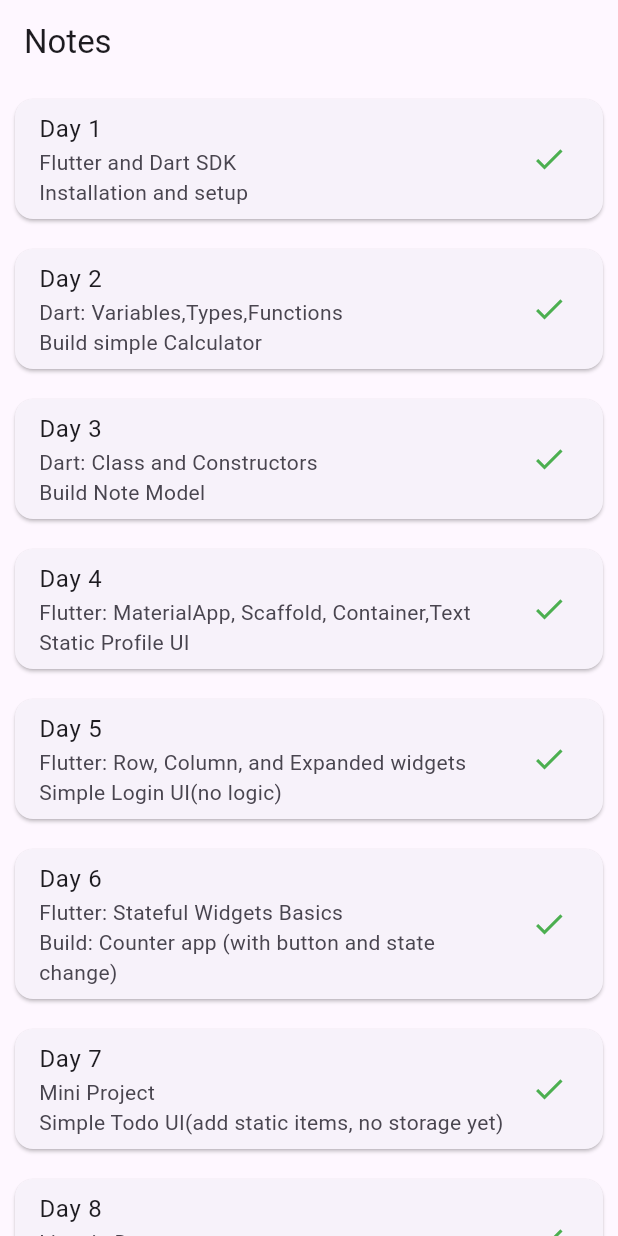
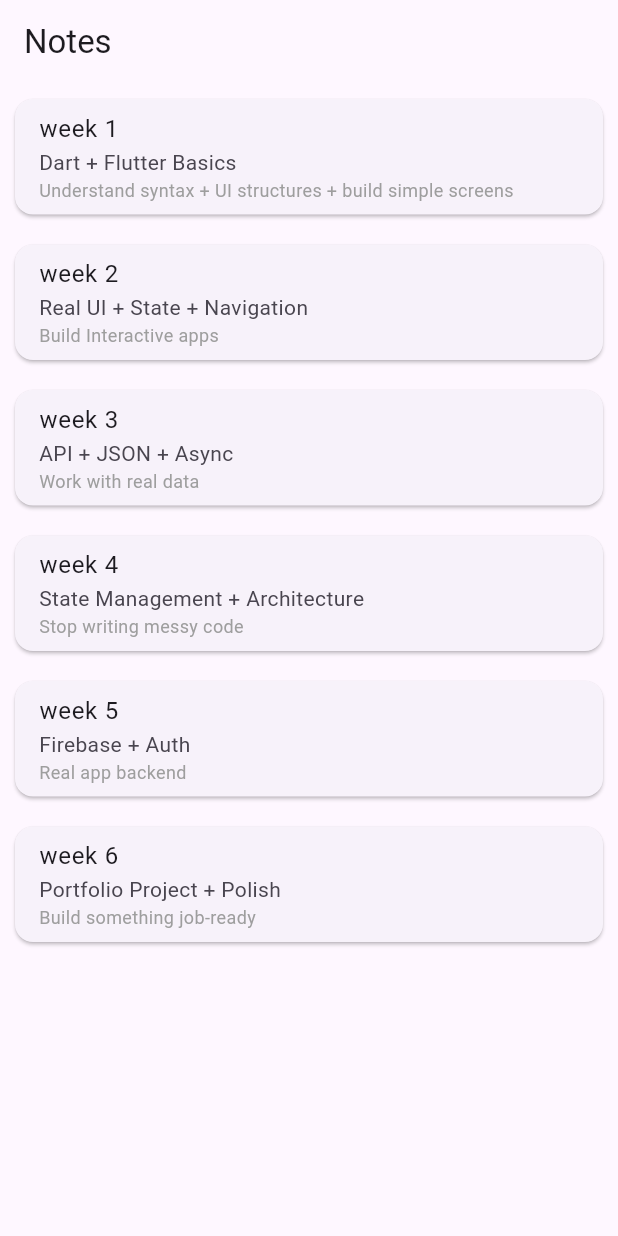
Before and after one commit to Dnissingle/my-flutter-app-notes, a Flutter app: the screen it shows after launch, on a phone screen of 412 x 824 dp. Run offline on Flutter 3.47's test engine with Material 3 defaults, Android fonts, the phone set to English and light mode, and no system bars.

Commit message:
improved with new learning

```diff
--- a/lib/main.dart
+++ b/lib/main.dart
@@ -1,151 +1,73 @@
 import 'package:flutter/material.dart';
-
+import 'package:note_model/todoweek1.dart';
+import 'package:note_model/week.dart';
 void main() {
-  runApp(MyApp());
-}
-
-class Note {
-  String title;
-  String description;
-  bool isCompleted;
-  String toBuild;
-  int? estimatedTime;
-
-  Note(
-      {
-        required this.title,
-        required this.description,
-        required this.isCompleted,
-        required this.toBuild,
-        this.estimatedTime,
-      });
-
+  runApp(const MyApp());
 }
 
 class MyApp extends StatelessWidget {
-  List<Note> notes = [Note(
-      title: 'Day 1',
-      description: 'Flutter and Dart SDK',
-      isCompleted: true,
-      toBuild: 'Installation and setup',
-      estimatedTime: 2
+  const MyApp({super.key});
+
+  // This widget is the root of your application.
+  @override
+  Widget build(BuildContext context) {
+    return MaterialApp(
+      title: 'Flutter Demo',
+      theme: ThemeData(
+        colorScheme: .fromSeed(seedColor: Colors.deepPurple),
       ),
-    Note(
-        title: 'Day 2',
-        description: 'Dart: Variables,Types,Functions',
-        isCompleted: true,
-        toBuild: 'Build simple Calculator',
-        estimatedTime: 2
-    ),
-    Note(
-      title: 'Day 3',
-      description: 'Dart: Class and Constructors',
-      isCompleted: true,
-      toBuild: 'Build Note Model',
-    ),
-    Note(
-        title: 'Day 4',
-        description: 'Flutter: MaterialApp, Scaffold, Container,Text',
-        toBuild: 'Static Profile UI',
-        isCompleted: true,
-        estimatedTime: 2
-    ),
-    Note(
-        title: 'Day 5',
-        description: 'Flutter: Row, Column, and Expanded widgets',
-        isCompleted: true,
-        toBuild: 'Simple Login UI(no logic)',
-        estimatedTime: 2
-    ),
-    Note(
-        title: 'Day 6',
-        description: 'Flutter: Stateful Widgets Basics',
-        isCompleted: true,
-        toBuild: 'Build: Counter app (with button and state change)',
-        estimatedTime: 2
-    ),
-    Note(
-        title: 'Day 7',
-        description: 'Mini Project',
-        isCompleted: true,
-        toBuild: 'Simple Todo UI(add static items, no storage yet)',
-        estimatedTime: 2
-    ),
-  Note(
-  title: 'Day 8',
-  description: 'Lists in Dart',
-  isCompleted: true,
-  toBuild: 'Build: dynamic list in flutter',
-  estimatedTime: 2
-  ),
-  // Note(
-  // title: 'Day 2',
-  // description: 'Dart: Variables,Types,Functions',
-  // isCompleted: true,
-  // toBuild: 'Build simple Calculator',
-  // estimatedTime: 2
-  // ),
-  // Note(
-  // title: 'Day 3',
-  // description: 'Dart: Class and Constructors',
-  // isCompleted: true,
-  // toBuild: 'Build Note Model',
-  // ),
-  // Note(
-  // title: 'Day 4',
-  // description: 'Flutter: MaterialApp, Scaffold, Container,Text',
-  // toBuild: 'Static Profile UI',
-  // isCompleted: true,
-  // estimatedTime: 2
-  // ),
-  // Note(
-  // title: 'Day 5',
-  // description: 'Flutter: Row, Column, and Expanded widgets',
-  // isCompleted: true,
-  // toBuild: 'Simple Login UI(no logic)',
-  // estimatedTime: 2
-  // ),
-  // Note(
-  // title: 'Day 6',
-  // description: 'Flutter: Stateful Widgets Basics',
-  // isCompleted: true,
-  // toBuild: 'Build: Counter app (with button and state change)',
-  // estimatedTime: 2
-  // ),
-  // Note(
-  // title: 'Day 7',
-  // description: 'Mini Project',
-  // isCompleted: true,
-  // toBuild: 'Simple Todo UI(add static items, no storage yet)',
-  // estimatedTime: 2
-  // )
-  ];
+      home: const MyHomePage(title: 'Flutter Demo Home Page'),
+    );
+  }
+}
 
+class MyHomePage extends StatefulWidget {
+  const MyHomePage({super.key, required this.title});
+
+  final String title;
+
+  @override
+  State<MyHomePage> createState() => _MyHomePageState();
+}
+
+class _MyHomePageState extends State<MyHomePage> {
   @override
   Widget build(BuildContext context) {
     return MaterialApp(
       home: Scaffold(
         appBar: AppBar(title: Text("Notes")),
         body: ListView.builder(
-          itemCount: notes.length,
+          itemCount: learning.length,
           itemBuilder: (context, index) {
-            final note = notes[index];
+            final learningFlutter = learning[index];
 
             return Card(
               margin: EdgeInsets.all(10),
+              child:  InkWell(
+                borderRadius: BorderRadius.circular(4), // Matches default Card corner radius
+                onTap: () {
+                  // 💡 Put your button action here
+                  Navigator.push(context,
+                      MaterialPageRoute(builder: (context) => toDo()));
+                  print('Tapped on: ${learningFlutter.title}');
+                },
+
                 child: ListTile(
-                title: Text(note.title),
+                  title: Text(learningFlutter.title),
                   subtitle: Column(
                     crossAxisAlignment: CrossAxisAlignment.start, // Aligns text to the left
                     children: [
-                    Text(note.description),
+                      Text(learningFlutter.description),
                       Text(
-                        note.toBuild),
+                        learningFlutter.goal,
+                        style: TextStyle(
+                          fontSize: 12,
+                          color: Colors.grey,
+                        ),
+                      ),
                     ],
                   ),
-                trailing: Icon(
-                  note.isCompleted ? Icons.check : Icons.close,
-                  color: note.isCompleted ? Colors.green : Colors.red,
+
                 ),
               ),
             );
--- /dev/null
+++ b/lib/todoweek1.dart
@@ -0,0 +1,153 @@
+import 'package:flutter/material.dart';
+
+class Note {
+  String title;
+  String description;
+  bool isCompleted;
+  String toBuild;
+  int? estimatedTime;
+
+  Note(
+      {
+        required this.title,
+        required this.description,
+        required this.isCompleted,
+        required this.toBuild,
+        this.estimatedTime,
+      });
+
+}
+
+class toDo extends StatelessWidget {
+  List<Note> notes = [Note(
+      title: 'Day 1',
+      description: 'Flutter and Dart SDK',
+      isCompleted: true,
+      toBuild: 'Installation and setup',
+      estimatedTime: 2
+  ),
+    Note(
+        title: 'Day 2',
+        description: 'Dart: Variables,Types,Functions',
+        isCompleted: true,
+        toBuild: 'Build simple Calculator',
+        estimatedTime: 2
+    ),
+    Note(
+      title: 'Day 3',
+      description: 'Dart: Class and Constructors',
+      isCompleted: true,
+      toBuild: 'Build Note Model',
+    ),
+    Note(
+        title: 'Day 4',
+        description: 'Flutter: MaterialApp, Scaffold, Container,Text',
+        toBuild: 'Static Profile UI',
+        isCompleted: true,
+        estimatedTime: 2
+    ),
+    Note(
+        title: 'Day 5',
+        description: 'Flutter: Row, Column, and Expanded widgets',
+        isCompleted: true,
+        toBuild: 'Simple Login UI(no logic)',
+        estimatedTime: 2
+    ),
+    Note(
+        title: 'Day 6',
+        description: 'Flutter: Stateful Widgets Basics',
+        isCompleted: true,
+        toBuild: 'Build: Counter app (with button and state change)',
+        estimatedTime: 2
+    ),
+    Note(
+        title: 'Day 7',
+        description: 'Mini Project',
+        isCompleted: true,
+        toBuild: 'Simple Todo UI(add static items, no storage yet)',
+        estimatedTime: 2
+    ),
+    Note(
+        title: 'Day 8',
+        description: 'Lists in Dart',
+        isCompleted: true,
+        toBuild: 'Build: dynamic list in flutter',
+        estimatedTime: 2
+    ),
+    // Note(
+    // title: 'Day 2',
+    // description: 'Dart: Variables,Types,Functions',
+    // isCompleted: true,
+    // toBuild: 'Build simple Calculator',
+    // estimatedTime: 2
+    // ),
+    // Note(
+    // title: 'Day 3',
+    // description: 'Dart: Class and Constructors',
+    // isCompleted: true,
+    // toBuild: 'Build Note Model',
+    // ),
+    // Note(
+    // title: 'Day 4',
+    // description: 'Flutter: MaterialApp, Scaffold, Container,Text',
+    // toBuild: 'Static Profile UI',
+    // isCompleted: true,
+    // estimatedTime: 2
+    // ),
+    // Note(
+    // title: 'Day 5',
+    // description: 'Flutter: Row, Column, and Expanded widgets',
+    // isCompleted: true,
+    // toBuild: 'Simple Login UI(no logic)',
+    // estimatedTime: 2
+    // ),
+    // Note(
+    // title: 'Day 6',
+    // description: 'Flutter: Stateful Widgets Basics',
+    // isCompleted: true,
+    // toBuild: 'Build: Counter app (with button and state change)',
+    // estimatedTime: 2
+    // ),
+    // Note(
+    // title: 'Day 7',
+    // description: 'Mini Project',
+    // isCompleted: true,
+    // toBuild: 'Simple Todo UI(add static items, no storage yet)',
+    // estimatedTime: 2
+    // )
+  ];
+
+  @override
+  Widget build(BuildContext context) {
+    return MaterialApp(
+      home: Scaffold(
+        appBar: AppBar(title: Text("Notes")),
+        body: ListView.builder(
+          itemCount: notes.length,
+          itemBuilder: (context, index) {
+            final note = notes[index];
+
+            return Card(
+              margin: EdgeInsets.all(10),
+              child: ListTile(
+                title: Text(note.title),
+                subtitle: Column(
+                  crossAxisAlignment: CrossAxisAlignment.start, // Aligns text to the left
+                  children: [
+                    Text(note.description),
+                    Text(
+                        note.toBuild),
+                  ],
+                ),
+                trailing: Icon(
+                  note.isCompleted ? Icons.check : Icons.close,
+                  color: note.isCompleted ? Colors.green : Colors.red,
+                ),
+              ),
+            );
+          },
+        ),
+      ),
+    );
+  }
+}
--- /dev/null
+++ b/lib/week.dart
@@ -0,0 +1,44 @@
+class learningFlutter {
+  String title;
+  String description;
+  String goal;
+
+  learningFlutter(
+      {
+        required this.title,
+        required this.description,
+        required this.goal,
+      });
+
+}
+List<learningFlutter> learning = [learningFlutter(
+    title: 'week 1',
+    description: 'Dart + Flutter Basics',
+    goal: 'Understand syntax + UI structures + build simple screens',
+),
+  learningFlutter(
+    title: 'week 2',
+    description: 'Real UI + State + Navigation',
+    goal: 'Build Interactive apps',
+  ),
+  learningFlutter(
+    title: 'week 3',
+    description: 'API + JSON + Async',
+    goal: 'Work with real data',
+  ),
+  learningFlutter(
+    title: 'week 4',
+    description: 'State Management + Architecture',
+    goal: 'Stop writing messy code',
+  ),
+  learningFlutter(
+    title: 'week 5',
+    description: 'Firebase + Auth',
+    goal: 'Real app backend',
+  ),
+  learningFlutter(
+    title: 'week 6',
+    description: 'Portfolio Project + Polish',
+    goal: 'Build something job-ready',
+  ),
+];
```
Lines whose indentation alone changed are shown as unchanged.
